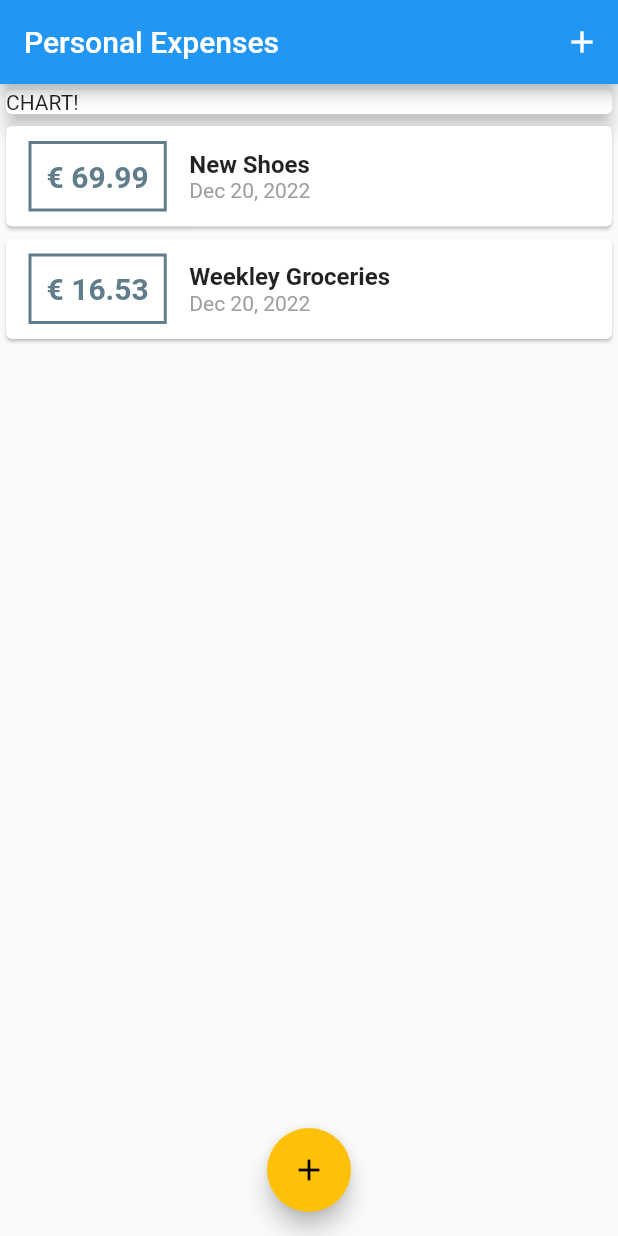
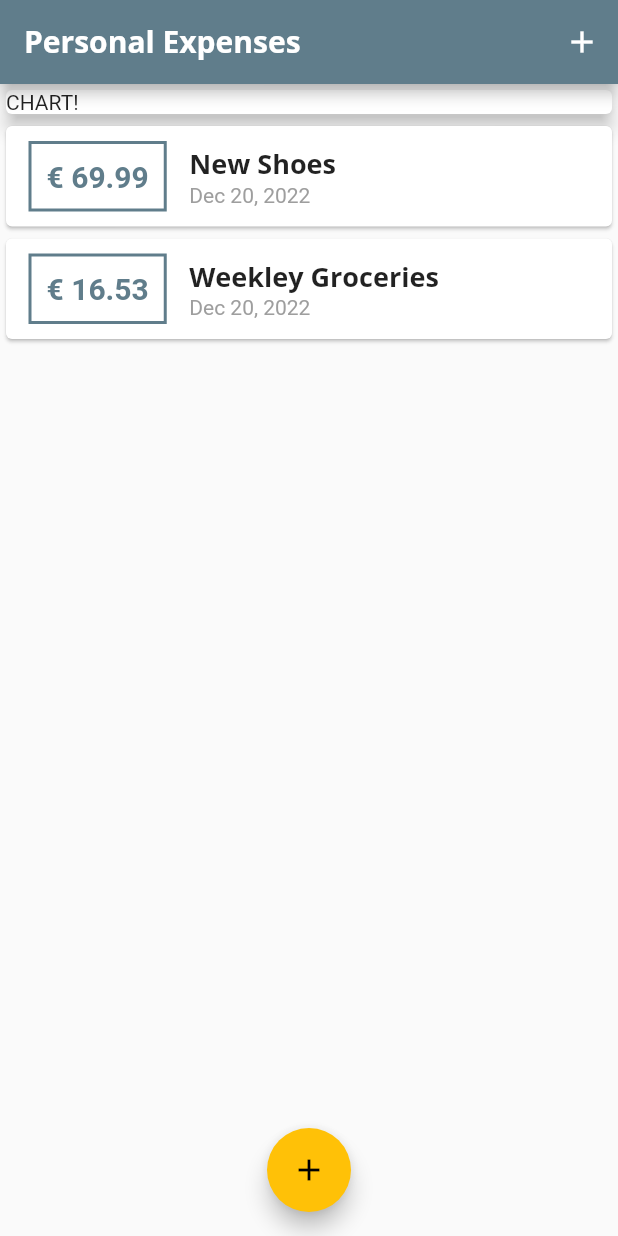
Before and after one commit to airinpopcorn/expenses_project, a Flutter app: the screen it shows after launch, on a phone screen of 412 x 824 dp. Run offline on Flutter 3.47's test engine with Material 2 defaults, Android fonts, the phone set to English and light mode, and no system bars.

Commit message:
Add different fonts and check how works ThemeData

```diff
--- a/lib/main.dart
+++ b/lib/main.dart
@@ -11,8 +11,25 @@ class MyApp extends StatelessWidget {
     return MaterialApp(
       title: 'Personal Expenses',
       theme: ThemeData(
+        primarySwatch: Colors.blueGrey,
+        colorScheme: ColorScheme.fromSwatch(
           primarySwatch: Colors.blueGrey,
-          colorScheme: ColorScheme.fromSwatch(accentColor: Colors.amber)),
+          accentColor: Colors.amber,
+        ),
+        fontFamily: "Quicksand",
+        textTheme: ThemeData.light().textTheme.copyWith(
+                titleMedium: const TextStyle(
+              fontFamily: "OpenSans",
+              fontSize: 18,
+              fontWeight: FontWeight.bold,
+            )),
+        appBarTheme: const AppBarTheme(
+            titleTextStyle: TextStyle(
+          fontFamily: "OpenSans",
+          fontSize: 20,
+          fontWeight: FontWeight.bold,
+        )),
+      ),
       home: MyHomePage(),
     );
   }
--- a/lib/widgets/transaction_list.dart
+++ b/lib/widgets/transaction_list.dart
@@ -36,8 +36,7 @@ class TransactionList extends StatelessWidget {
                     children: [
                       Text(
                         transactions[index].title as String,
-                        style: TextStyle(
-                            fontSize: 16, fontWeight: FontWeight.bold),
+                        style: Theme.of(context).textTheme.titleMedium,
                       ),
                       Text(
                         DateFormat.yMMMd().format(transactions[index].date),
```
Also changed, not shown: pubspec.yaml (+12 -6 lines).
